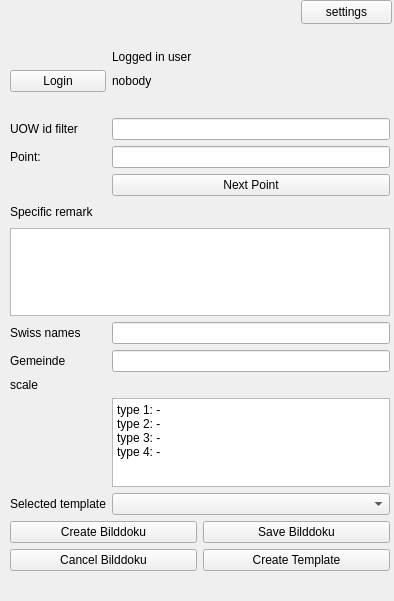
Qt form gui/areapp_dockwidget_base.ui (danduk82/areapp-bilddocu) before a commit.
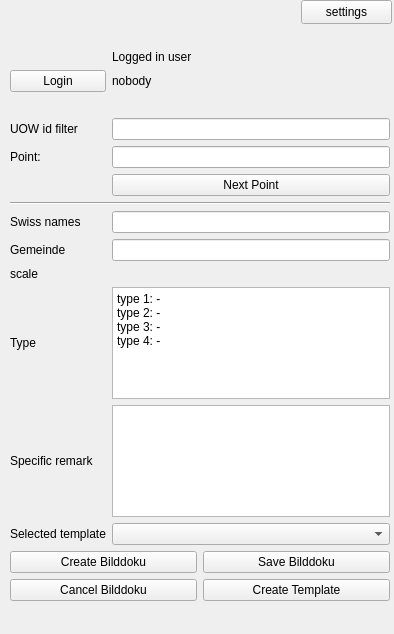
The same form after that commit. Icons and pictures are not drawn. Custom widgets are drawn as their Qt base class.

Commit message: modify UI based on feedback from Gillian

The edit to the form file:
```diff
--- a/gui/areapp_dockwidget_base.ui
+++ b/gui/areapp_dockwidget_base.ui
@@ -7,7 +7,7 @@
     <x>0</x>
     <y>0</y>
     <width>394</width>
-    <height>601</height>
+    <height>634</height>
    </rect>
   </property>
   <property name="minimumSize">
@@ -19,7 +19,7 @@
   <property name="maximumSize">
    <size>
     <width>394</width>
-    <height>601</height>
+    <height>1000</height>
    </size>
   </property>
   <property name="layoutDirection">
@@ -35,7 +35,7 @@
       <x>10</x>
       <y>30</y>
       <width>380</width>
-      <height>541</height>
+      <height>571</height>
      </rect>
     </property>
     <layout class="QGridLayout" name="gridLayout_2">
@@ -65,30 +65,14 @@
        </property>
       </spacer>
      </item>
-     <item row="15" column="0">
+     <item row="18" column="0">
       <widget class="QLabel" name="label_10">
        <property name="text">
         <string>Selected template</string>
        </property>
       </widget>
      </item>
-     <item row="9" column="0" colspan="2">
-      <widget class="QPlainTextEdit" name="remarkGeneralPlainTextEdit"/>
-     </item>
-     <item row="8" column="1">
-      <spacer name="horizontalSpacer_2">
-       <property name="orientation">
-        <enum>Qt::Horizontal</enum>
-       </property>
-       <property name="sizeHint" stdset="0">
-        <size>
-         <width>40</width>
-         <height>20</height>
-        </size>
-       </property>
-      </spacer>
-     </item>
-     <item row="16" column="0" colspan="2">
+     <item row="19" column="0" colspan="2">
       <layout class="QGridLayout" name="gridLayout">
        <item row="0" column="0">
         <widget class="QPushButton" name="createBilddokuPushButton">
@@ -136,10 +120,10 @@
        </item>
       </layout>
      </item>
-     <item row="10" column="1">
+     <item row="11" column="1">
       <widget class="QLineEdit" name="swissNamesLineEdit"/>
      </item>
-     <item row="13" column="1">
+     <item row="14" column="1">
       <widget class="QgsScaleWidget" name="mScaleWidget">
        <property name="showCurrentScaleButton">
         <bool>true</bool>
@@ -166,7 +150,7 @@
      <item row="6" column="1">
       <widget class="QLineEdit" name="coordinatesLineEdit"/>
      </item>
-     <item row="10" column="0">
+     <item row="11" column="0">
       <widget class="QLabel" name="label_5">
        <property name="text">
         <string>Swiss names</string>
@@ -180,23 +164,16 @@
        </property>
       </widget>
      </item>
-     <item row="15" column="1">
+     <item row="18" column="1">
       <widget class="QComboBox" name="selectTemplateComboBox"/>
      </item>
-     <item row="13" column="0">
+     <item row="14" column="0">
       <widget class="QLabel" name="label_2">
        <property name="text">
         <string>scale</string>
        </property>
       </widget>
      </item>
-     <item row="8" column="0">
-      <widget class="QLabel" name="label_6">
-       <property name="text">
-        <string>Specific remark</string>
-       </property>
-      </widget>
-     </item>
      <item row="2" column="0">
       <widget class="QPushButton" name="loginPushButton">
        <property name="enabled">
@@ -207,8 +184,8 @@
        </property>
       </widget>
      </item>
-     <item row="14" column="1">
-      <widget class="QTextBrowser" name="textBrowser">
+     <item row="15" column="1">
+      <widget class="QTextBrowser" name="typeTextBrowser">
        <property name="html">
         <string>&lt;!DOCTYPE HTML PUBLIC &quot;-//W3C//DTD HTML 4.0//EN&quot; &quot;http://www.w3.org/TR/REC-html40/strict.dtd&quot;&gt;
 &lt;html&gt;&lt;head&gt;&lt;meta name=&quot;qrichtext&quot; content=&quot;1&quot; /&gt;&lt;style type=&quot;text/css&quot;&gt;
@@ -235,16 +212,40 @@
        </property>
       </widget>
      </item>
-     <item row="12" column="0">
+     <item row="13" column="0">
       <widget class="QLabel" name="label">
        <property name="text">
         <string>Gemeinde</string>
        </property>
       </widget>
      </item>
-     <item row="12" column="1">
+     <item row="13" column="1">
       <widget class="QLineEdit" name="gemeindeLineEdit"/>
      </item>
+     <item row="8" column="0" colspan="2">
+      <widget class="Line" name="line">
+       <property name="orientation">
+        <enum>Qt::Horizontal</enum>
+       </property>
+      </widget>
+     </item>
+     <item row="17" column="0">
+      <widget class="QLabel" name="label_6">
+       <property name="text">
+        <string>Specific remark</string>
+       </property>
+      </widget>
+     </item>
+     <item row="15" column="0">
+      <widget class="QLabel" name="label_3">
+       <property name="text">
+        <string>Type</string>
+       </property>
+      </widget>
+     </item>
+     <item row="17" column="1">
+      <widget class="QTextBrowser" name="remarkGeneralPlainTextBrowser"/>
+     </item>
     </layout>
    </widget>
    <widget class="QPushButton" name="configPushButton">
```
Left out of the diff: 16 changed lines with no effect on the pictures. The commit also changes 1 other file.
